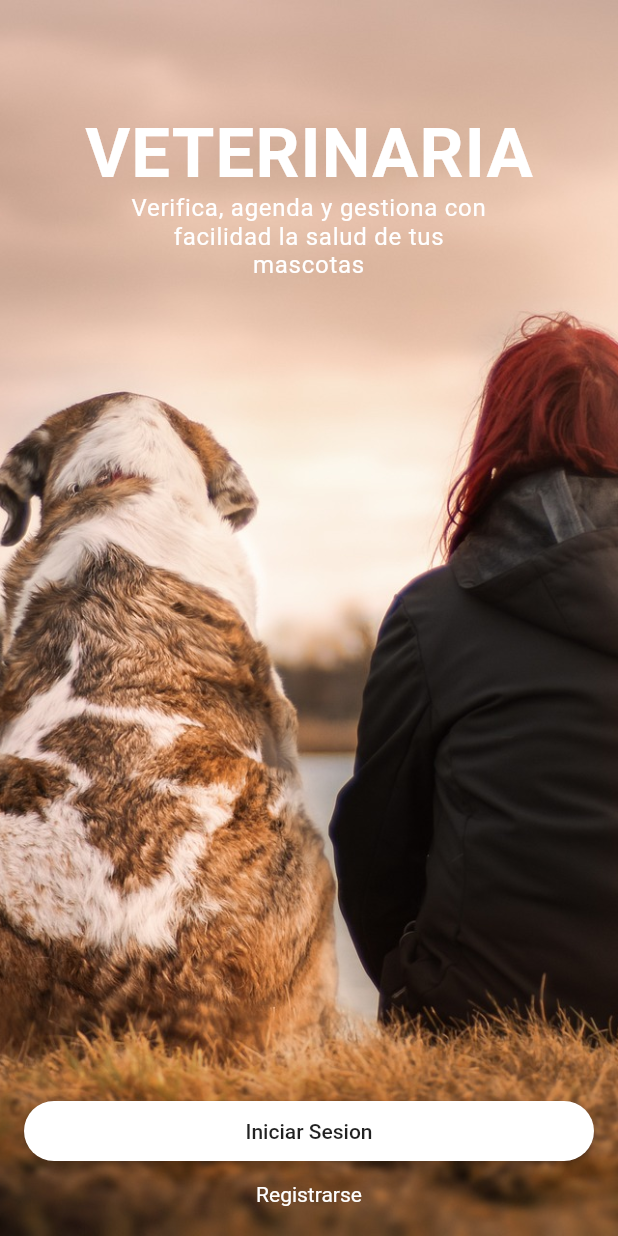
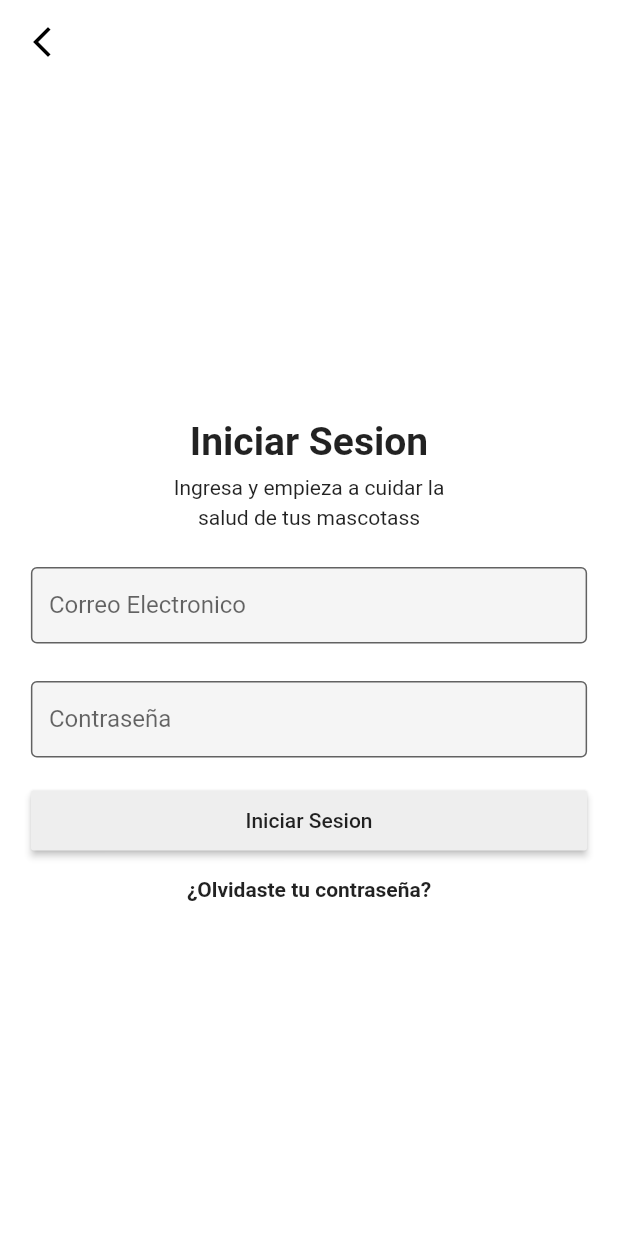
Before and after one commit to LianMejia/veterinaria-app, a Flutter app: the screen it shows after launch, after a tap on "Iniciar Sesion", on a phone screen of 412 x 824 dp. Run offline on Flutter 3.47's test engine with Material 2 defaults, Android fonts, the phone set to English and light mode, and no system bars; drawn by our look-alikes of show_up_animation.

Commit message:
Se creo el diseño de la pantalla de login

```diff
--- a/lib/routes/routes.dart
+++ b/lib/routes/routes.dart
@@ -1,8 +1,10 @@
 import 'package:flutter/cupertino.dart';
+import 'package:veterinaria_app/screens/login_screen.dart';
 import 'package:veterinaria_app/screens/welcome_screen.dart';
 
 Map<String, WidgetBuilder> getRoutes() {
   return <String, WidgetBuilder>{
     'WelcomeScreen': (BuildContext context) => const WelcomeScreen(),
+    'LoginScreen': (BuildContext context) => const LoignScreen(),
   };
 }
--- /dev/null
+++ b/lib/screens/login_screen.dart
@@ -0,0 +1,97 @@
+import 'dart:ui';
+
+import 'package:flutter/material.dart';
+
+class LoignScreen extends StatelessWidget {
+  const LoignScreen({Key? key}) : super(key: key);
+
+  @override
+  Widget build(BuildContext context) {
+    final size = MediaQuery.of(context).size;
+    return Scaffold(
+      backgroundColor: Colors.white,
+      appBar: AppBar(
+          backgroundColor: Colors.white,
+          leading: IconButton(
+            onPressed: () {
+              Navigator.pushNamed(context, 'WelcomeScreen');
+            },
+            icon: const Icon(Icons.arrow_back_ios_new),
+            color: Colors.black,
+            tooltip: 'Regresar',
+          ),
+          /* title: const Text(
+            'Iniciar Sesion',
+            style: TextStyle(color: Colors.black),
+          ), */
+          elevation: 0),
+      body: SizedBox(
+        width: size.width,
+        child: Column(
+            mainAxisAlignment: MainAxisAlignment.center,
+            crossAxisAlignment: CrossAxisAlignment.center,
+            children: [
+              const Text(
+                'Iniciar Sesion',
+                style: TextStyle(fontSize: 26, fontWeight: FontWeight.bold),
+              ),
+              const SizedBox(
+                height: 8,
+              ),
+              const Text(
+                'Ingresa y empieza a cuidar la',
+              ),
+              const SizedBox(
+                height: 4,
+              ),
+              const Text(
+                'salud de tus mascotass',
+              ),
+              const SizedBox(
+                height: 25,
+              ),
+              SizedBox(
+                width: size.width * 0.9,
+                child: TextFormField(
+                  decoration: const InputDecoration(
+                      border: OutlineInputBorder(),
+                      filled: true,
+                      label: Text('Correo Electronico'),
+                      isDense: true),
+                ),
+              ),
+              const SizedBox(
+                height: 25,
+              ),
+              SizedBox(
+                width: size.width * 0.9,
+                child: TextFormField(
+                  decoration: const InputDecoration(
+                      border: OutlineInputBorder(),
+                      filled: true,
+                      label: Text('Contraseña'),
+                      isDense: true),
+                ),
+              ),
+              const SizedBox(
+                height: 18,
+              ),
+              MaterialButton(
+                height: 40,
+                color: Colors.grey[200],
+                onPressed: () {},
+                child: const Text('Iniciar Sesion'),
+                minWidth: size.width * 0.9,
+              ),
+              const SizedBox(
+                height: 14,
+              ),
+              const Text(
+                '¿Olvidaste tu contraseña?',
+                style: TextStyle(fontWeight: FontWeight.bold),
+              ),
+            ]),
+      ),
+    );
+  }
+}
--- a/lib/screens/welcome_screen.dart
+++ b/lib/screens/welcome_screen.dart
@@ -41,7 +41,7 @@ class WelcomeScreen extends StatelessWidget {
                   ),
                 ),
                 ShowUpAnimation(
-                  delayStart: const Duration(milliseconds: 200),
+                  delayStart: const Duration(milliseconds: 1),
                   curve: Curves.bounceIn,
                   child: SizedBox(
                     width: size.width * 0.6,
@@ -67,15 +67,14 @@ class WelcomeScreen extends StatelessWidget {
           child: Column(
             children: [
               ShowUpAnimation(
-                delayStart: const Duration(milliseconds: 300),
+                delayStart: const Duration(milliseconds: 250),
                 curve: Curves.bounceIn,
                 child: MaterialButton(
                   onPressed: () {
-                    print('Ok');
+                    Navigator.pushNamed(context, 'LoginScreen');
                   },
                   child: const Text('Iniciar Sesion'),
                   color: Colors.white,
-                  shape: const StadiumBorder(),
                   minWidth: size.width * 1,
                   height: 40,
                 ),
@@ -84,7 +83,7 @@ class WelcomeScreen extends StatelessWidget {
                 height: 10,
               ),
               ShowUpAnimation(
-                delayStart: const Duration(milliseconds: 400),
+                delayStart: const Duration(milliseconds: 350),
                 curve: Curves.bounceIn,
                 child: const Text(
                   'Registrarse',
```
Also changed, not shown: 3 other files.
